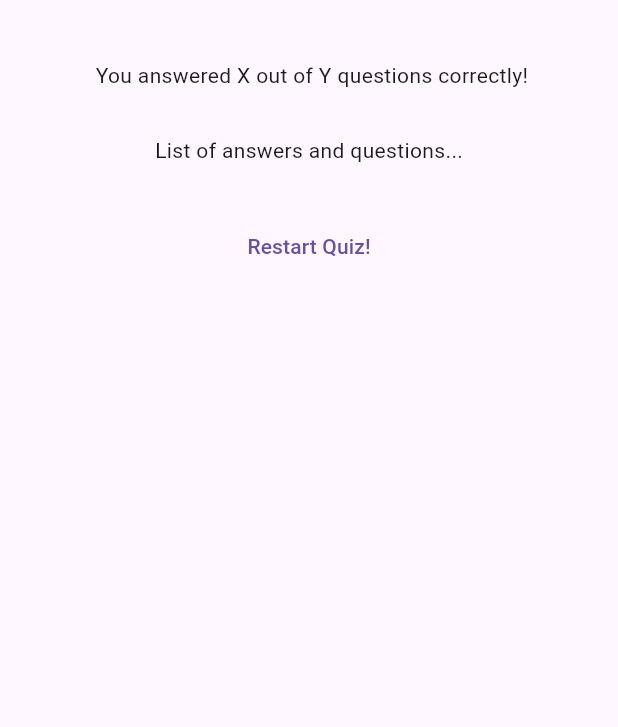
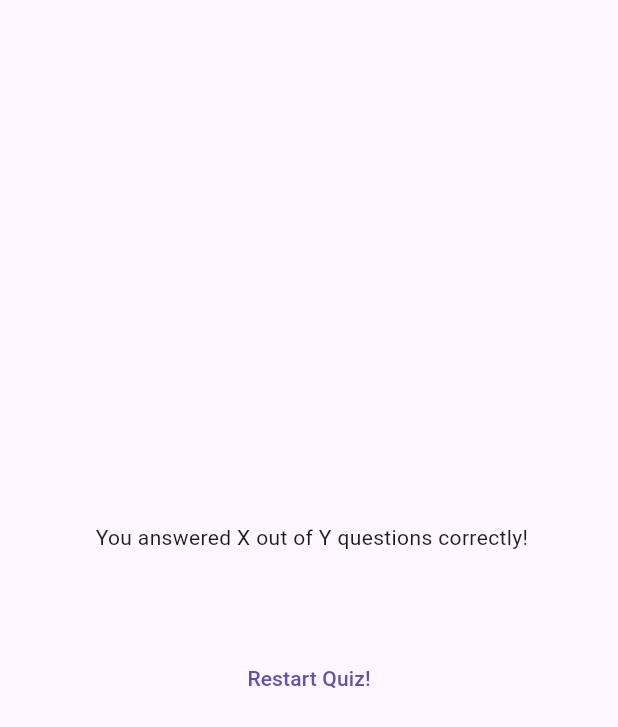
Before and after one commit to twjin03/flutter_udemy, a Flutter app: the ResultsScreen widget shown alone on an empty page, opened directly with empty values, on a phone screen of 412 x 824 dp. Shown: the top 727 px of the screen. Run offline on Flutter 3.47's test engine with Material 3 defaults, Android fonts, the light colour scheme and no system bars; our stand-ins replace google_fonts.

Commit message:
feat: 퀴즈 정오 결과 화면 표시하기
- Dart 내장 Map 기능 사용

- 리스트를 map 한 이후 .toList() 사용
- 타입 캐스팅 -> 'as' 사용해서 수행
- .toString 사용해서 타입캐스팅

```diff
--- a/quiz_app/lib/quiz.dart
+++ b/quiz_app/lib/quiz.dart
@@ -28,7 +28,7 @@ class _QuizState extends State<Quiz> {
 
     if (selectedAnswers.length == questions.length) {
       setState(() {
-        selectedAnswers = [];
+        // selectedAnswers = [];
         activeScreen = 'results-screen';
       });
     }
--- a/quiz_app/lib/results_screen.dart
+++ b/quiz_app/lib/results_screen.dart
@@ -1,9 +1,25 @@
 import 'package:flutter/material.dart';
+import 'package:quiz_app/data/questions.dart';
+import 'package:quiz_app/questions_summary.dart';
 
 class ResultsScreen extends StatelessWidget {
   const ResultsScreen({super.key, required this.chosenAnswers});
 
   final List<String> chosenAnswers;
+
+  List<Map<String, Object>> getSummaryData() {
+    final List<Map<String, Object>> summary = [];
+
+    for (var i = 0; i < chosenAnswers.length; i++) {
+      summary.add({
+        'question_index': i,
+        'question': questions[i].text,
+        'correct_answer': questions[i].answers[0],
+        'user_answer': chosenAnswers[i],
+      });
+    }
+    return summary;
+  }
 
   @override
   Widget build(BuildContext context) {
@@ -12,11 +28,12 @@ class ResultsScreen extends StatelessWidget {
       child: Container(
         margin: EdgeInsets.all(40),
         child: Column(
+          mainAxisAlignment: MainAxisAlignment.center,
           children: [
             Text(' You answered X out of Y questions correctly!'),
             SizedBox(height: 30),
-            Text('List of answers and questions...'),
-            SizedBox(height: 30),
+            QuestionsSummary(getSummaryData()),
+            const SizedBox(height: 30),
             TextButton(onPressed: () {}, child: Text('Restart Quiz!')),
           ],
         ),
```
Also changed, not shown: quiz_app/lib/questions_summary.dart (added, +28 -0 lines).
